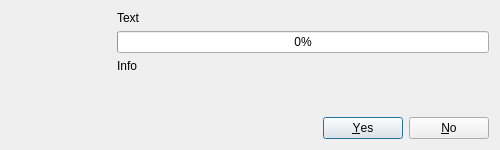
Before: the Qt Designer form frameworks/qt/plugins/updater/UpdateDialog.ui in dmzgroup/dmz, drawn with Qt 5.
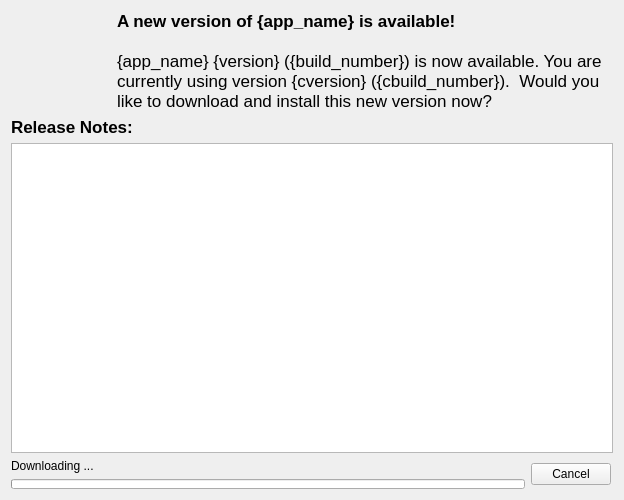
After: the same form once the commit is applied. The open tabs and pages were chosen to show the change.

Commit message: updated the update available dialog with a better layout that supports showing release notes.

```diff
--- a/frameworks/qt/plugins/updater/UpdateDialog.ui
+++ b/frameworks/qt/plugins/updater/UpdateDialog.ui
@@ -6,17 +6,15 @@
    <rect>
     <x>0</x>
     <y>0</y>
-    <width>500</width>
-    <height>150</height>
+    <width>624</width>
+    <height>500</height>
    </rect>
   </property>
   <property name="windowTitle">
    <string>Software Update</string>
   </property>
   <layout class="QGridLayout" name="gridLayout">
-   <item row="0" column="0" rowspan="3">
-    <layout class="QVBoxLayout" name="verticalLayout_2">
-     <item>
+   <item row="0" column="0">
       <widget class="QLabel" name="iconLabel">
        <property name="minimumSize">
         <size>
@@ -38,67 +36,216 @@
        </property>
       </widget>
      </item>
-     <item>
-      <spacer name="verticalSpacer">
-       <property name="orientation">
-        <enum>Qt::Vertical</enum>
-       </property>
-       <property name="sizeHint" stdset="0">
-        <size>
-         <width>20</width>
-         <height>29</height>
-        </size>
-       </property>
-      </spacer>
-     </item>
-    </layout>
-   </item>
    <item row="0" column="1">
-    <layout class="QVBoxLayout" name="verticalLayout">
-     <item>
       <widget class="QLabel" name="textLabel">
+     <property name="maximumSize">
+      <size>
+       <width>557</width>
+       <height>16777215</height>
+      </size>
+     </property>
        <property name="text">
-        <string>Text</string>
+      <string>&lt;!DOCTYPE HTML PUBLIC &quot;-//W3C//DTD HTML 4.0//EN&quot; &quot;http://www.w3.org/TR/REC-html40/strict.dtd&quot;&gt;
+&lt;html&gt;&lt;head&gt;&lt;meta name=&quot;qrichtext&quot; content=&quot;1&quot; /&gt;&lt;style type=&quot;text/css&quot;&gt;
+p, li { white-space: pre-wrap; }
+&lt;/style&gt;&lt;/head&gt;&lt;body style=&quot; font-family:'Lucida Grande'; font-size:13pt; font-weight:400; font-style:normal;&quot;&gt;
+&lt;p style=&quot; margin-top:0px; margin-bottom:0px; margin-left:0px; margin-right:0px; -qt-block-indent:0; text-indent:0px;&quot;&gt;&lt;span style=&quot; font-weight:600;&quot;&gt;A new version of {app_name} is available!&lt;/span&gt;&lt;/p&gt;
+&lt;p style=&quot;-qt-paragraph-type:empty; margin-top:0px; margin-bottom:0px; margin-left:0px; margin-right:0px; -qt-block-indent:0; text-indent:0px;&quot;&gt;&lt;/p&gt;
+&lt;p style=&quot; margin-top:0px; margin-bottom:0px; margin-left:0px; margin-right:0px; -qt-block-indent:0; text-indent:0px;&quot;&gt;{app_name} {version} ({build_number}) is now available. You are currently using version {cversion} ({cbuild_number}).  Would you like to download and install this new version now?&lt;/p&gt;&lt;/body&gt;&lt;/html&gt;</string>
+     </property>
+     <property name="wordWrap">
+      <bool>true</bool>
+     </property>
+    </widget>
+   </item>
+   <item row="1" column="0" colspan="2">
+    <widget class="QFrame" name="releaseNotesFrame">
+     <property name="sizePolicy">
+      <sizepolicy hsizetype="Expanding" vsizetype="Expanding">
+       <horstretch>0</horstretch>
+       <verstretch>1</verstretch>
+      </sizepolicy>
+     </property>
+     <layout class="QVBoxLayout" name="verticalLayout_2">
+      <property name="sizeConstraint">
+       <enum>QLayout::SetDefaultConstraint</enum>
+      </property>
+      <property name="margin">
+       <number>0</number>
+      </property>
+      <item>
+       <widget class="QLabel" name="label_2">
+        <property name="text">
+         <string>&lt;!DOCTYPE HTML PUBLIC &quot;-//W3C//DTD HTML 4.0//EN&quot; &quot;http://www.w3.org/TR/REC-html40/strict.dtd&quot;&gt;
+&lt;html&gt;&lt;head&gt;&lt;meta name=&quot;qrichtext&quot; content=&quot;1&quot; /&gt;&lt;style type=&quot;text/css&quot;&gt;
+p, li { white-space: pre-wrap; }
+&lt;/style&gt;&lt;/head&gt;&lt;body style=&quot; font-family:'Lucida Grande'; font-size:13pt; font-weight:400; font-style:normal;&quot;&gt;
+&lt;p style=&quot; margin-top:0px; margin-bottom:0px; margin-left:0px; margin-right:0px; -qt-block-indent:0; text-indent:0px;&quot;&gt;&lt;span style=&quot; font-weight:600;&quot;&gt;Release Notes:&lt;/span&gt;&lt;/p&gt;&lt;/body&gt;&lt;/html&gt;</string>
+        </property>
+       </widget>
+      </item>
+      <item>
+       <widget class="QTextEdit" name="releaseNotesTextEdit">
+        <property name="sizePolicy">
+         <sizepolicy hsizetype="Expanding" vsizetype="Expanding">
+          <horstretch>0</horstretch>
+          <verstretch>1</verstretch>
+         </sizepolicy>
+        </property>
+        <property name="verticalScrollBarPolicy">
+         <enum>Qt::ScrollBarAsNeeded</enum>
+        </property>
+        <property name="undoRedoEnabled">
+         <bool>false</bool>
+        </property>
+        <property name="readOnly">
+         <bool>true</bool>
+        </property>
+       </widget>
+      </item>
+     </layout>
+    </widget>
+   </item>
+   <item row="3" column="0" colspan="2">
+    <widget class="QStackedWidget" name="stackedWidget">
+     <property name="sizePolicy">
+      <sizepolicy hsizetype="Minimum" vsizetype="Preferred">
+       <horstretch>0</horstretch>
+       <verstretch>0</verstretch>
+      </sizepolicy>
+     </property>
+     <property name="maximumSize">
+      <size>
+       <width>600</width>
+       <height>16777215</height>
+      </size>
+     </property>
+     <property name="currentIndex">
+      <number>0</number>
+     </property>
+     <widget class="QWidget" name="startPage">
+      <layout class="QHBoxLayout" name="horizontalLayout">
+       <property name="margin">
+        <number>0</number>
+       </property>
+       <item>
+        <spacer name="horizontalSpacer">
+         <property name="orientation">
+          <enum>Qt::Horizontal</enum>
+         </property>
+         <property name="sizeHint" stdset="0">
+          <size>
+           <width>305</width>
+           <height>20</height>
+          </size>
+         </property>
+        </spacer>
+       </item>
+       <item>
+        <widget class="QPushButton" name="laterButton">
+         <property name="text">
+          <string>Reminde Me Later</string>
+         </property>
+        </widget>
+       </item>
+       <item>
+        <widget class="QPushButton" name="downloadButton">
+         <property name="text">
+          <string>Install Update</string>
+         </property>
+        </widget>
+       </item>
+      </layout>
+     </widget>
+     <widget class="QWidget" name="downloadPage">
+      <property name="sizePolicy">
+       <sizepolicy hsizetype="Minimum" vsizetype="Preferred">
+        <horstretch>0</horstretch>
+        <verstretch>0</verstretch>
+       </sizepolicy>
+      </property>
+      <layout class="QHBoxLayout" name="horizontalLayout_2">
+       <property name="margin">
+        <number>0</number>
+       </property>
+       <item>
+        <layout class="QVBoxLayout" name="verticalLayout">
+         <item>
+          <widget class="QLabel" name="progressLabel">
+           <property name="text">
+            <string>Downloading ...</string>
        </property>
       </widget>
      </item>
      <item>
       <widget class="QProgressBar" name="progressBar">
+           <property name="sizePolicy">
+            <sizepolicy hsizetype="Expanding" vsizetype="Preferred">
+             <horstretch>0</horstretch>
+             <verstretch>0</verstretch>
+            </sizepolicy>
+           </property>
+           <property name="styleSheet">
+            <string notr="true">QProgressBar {
+	 max-height: 10px;
+ }</string>
+           </property>
        <property name="value">
         <number>0</number>
        </property>
+           <property name="textVisible">
+            <bool>false</bool>
+           </property>
        <property name="invertedAppearance">
         <bool>false</bool>
        </property>
       </widget>
      </item>
+        </layout>
+       </item>
      <item>
-      <widget class="QLabel" name="infoLabel">
+        <widget class="QPushButton" name="cancelButton">
        <property name="text">
-        <string>Info</string>
+          <string>Cancel</string>
        </property>
       </widget>
      </item>
     </layout>
-   </item>
-   <item row="1" column="1">
-    <spacer name="verticalSpacer_2">
-     <property name="orientation">
-      <enum>Qt::Vertical</enum>
-     </property>
-     <property name="sizeHint" stdset="0">
-      <size>
-       <width>338</width>
-       <height>3</height>
-      </size>
-     </property>
-    </spacer>
-   </item>
-   <item row="2" column="1">
-    <widget class="QDialogButtonBox" name="buttonBox">
-     <property name="standardButtons">
-      <set>QDialogButtonBox::No|QDialogButtonBox::Yes</set>
-     </property>
+     </widget>
+     <widget class="QWidget" name="finishPage">
+      <layout class="QHBoxLayout" name="horizontalLayout_4">
+       <property name="margin">
+        <number>0</number>
+       </property>
+       <item>
+        <widget class="QLabel" name="label">
+         <property name="sizePolicy">
+          <sizepolicy hsizetype="Expanding" vsizetype="Preferred">
+           <horstretch>0</horstretch>
+           <verstretch>0</verstretch>
+          </sizepolicy>
+         </property>
+         <property name="text">
+          <string>&lt;!DOCTYPE HTML PUBLIC &quot;-//W3C//DTD HTML 4.0//EN&quot; &quot;http://www.w3.org/TR/REC-html40/strict.dtd&quot;&gt;
+&lt;html&gt;&lt;head&gt;&lt;meta name=&quot;qrichtext&quot; content=&quot;1&quot; /&gt;&lt;style type=&quot;text/css&quot;&gt;
+p, li { white-space: pre-wrap; }
+&lt;/style&gt;&lt;/head&gt;&lt;body style=&quot; font-family:'Lucida Grande'; font-size:13pt; font-weight:400; font-style:normal;&quot;&gt;
+&lt;p style=&quot; margin-top:0px; margin-bottom:0px; margin-left:0px; margin-right:0px; -qt-block-indent:0; text-indent:0px;&quot;&gt;&lt;span style=&quot; font-weight:600;&quot;&gt;Upgrade downloaded successfully.&lt;/span&gt;&lt;/p&gt;&lt;/body&gt;&lt;/html&gt;</string>
+         </property>
+         <property name="alignment">
+          <set>Qt::AlignCenter</set>
+         </property>
+        </widget>
+       </item>
+       <item>
+        <widget class="QPushButton" name="finishedButton">
+         <property name="text">
+          <string>Close and Upgrade</string>
+         </property>
+        </widget>
+       </item>
+      </layout>
+     </widget>
     </widget>
    </item>
   </layout>
```
Left out of the diff: 57 changed lines with no effect on the pictures. Lines whose indentation alone changed are shown as unchanged. The commit also changes 2 other files.
